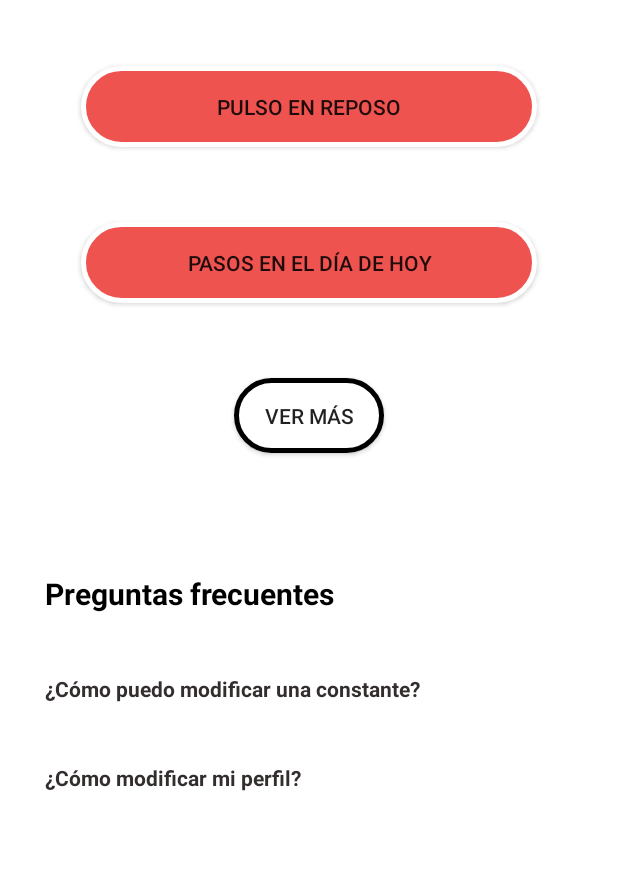
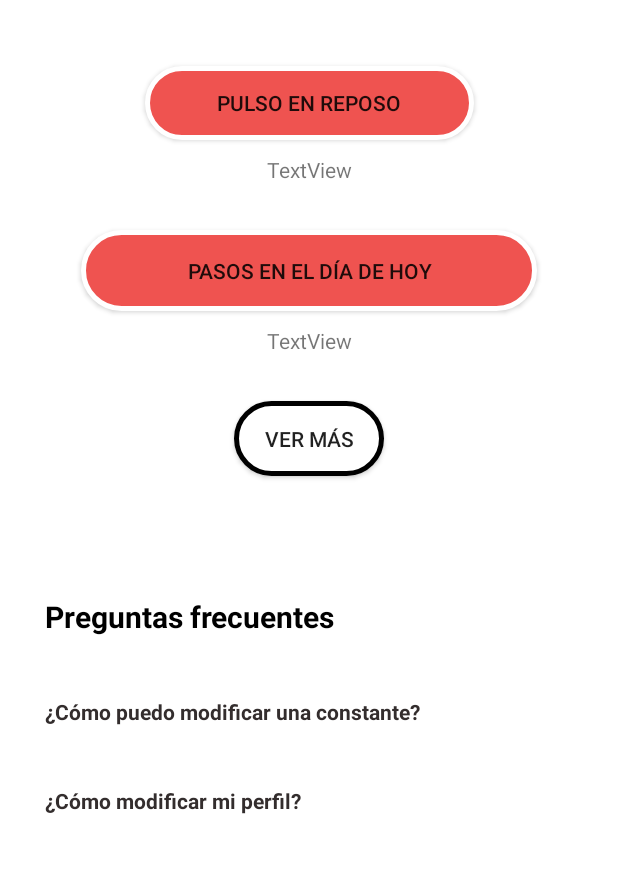
Before and after one commit to paucesagu/Constantes, an Android app: the screen it shows after launch (PaginaPrincipal), on a phone screen of 412 x 824 dp, the part 116-989 px from its top. Run offline under Robolectric (Android 15) with nearby library versions, the phone set to English and light mode, and no system bars; 1 statement that could not run was skipped.

Commit message:
intent pulso. Probar el push

```diff
--- a/app/src/main/java/com/example/constantes/PaginaPrincipal.kt
+++ b/app/src/main/java/com/example/constantes/PaginaPrincipal.kt
@@ -19,6 +19,9 @@ class PaginaPrincipal : AppCompatActivity() {
     private lateinit var pregunta2:TextView
     private lateinit var respuesta1: TextView
     private lateinit var respuesta2: TextView
+    private lateinit var pulso : TextView
+    private lateinit var pasos :  TextView
+
 
     override fun onCreate(savedInstanceState: Bundle?) {
         super.onCreate(savedInstanceState)
@@ -63,5 +66,9 @@ class PaginaPrincipal : AppCompatActivity() {
             }
         }
 
+        val intent = getIntent()
+        val valorPulso = intent.extras?.getInt("valorPulso")
+        pulso.text = valorPulso.toString()+" pulsaciones/minuto"
+
     }
 }
--- a/app/src/main/java/com/example/constantes/PulsoActivity.kt
+++ b/app/src/main/java/com/example/constantes/PulsoActivity.kt
@@ -34,12 +34,11 @@ class PulsoActivity : AppCompatActivity() {
         val valorPulso = pulso.text.toString()
         val rangoPulso = 15..350
         if(!valorPulso.isNullOrBlank() and (valorPulso.toInt() in rangoPulso)) {
-            val intent = Intent(this, PaginaPrincipal::class.java).apply{
-                startActivity(this)
+            val intent = Intent(this, PaginaPrincipal::class.java)
+            intent.putExtra("valorPulso", valorPulso)
+            startActivity(intent)
             }
 
-
-        }
         else{
             showAlert("El valor introducido está fuera de rango, debe estar entre 15 y 350")
         }
--- a/app/src/main/res/layout/activity_pagina_principal.xml
+++ b/app/src/main/res/layout/activity_pagina_principal.xml
@@ -41,8 +41,8 @@
 
         <Button
             android:id="@+id/buttonPulso"
-            android:layout_width="304dp"
-            android:layout_height="54dp"
+            android:layout_width="219dp"
+            android:layout_height="49dp"
             android:layout_marginStart="30dp"
             android:layout_marginTop="44dp"
             android:layout_marginEnd="30dp"
@@ -57,7 +57,7 @@
             android:layout_width="304dp"
             android:layout_height="54dp"
             android:layout_marginStart="30dp"
-            android:layout_marginTop="50dp"
+            android:layout_marginTop="60dp"
             android:layout_marginEnd="30dp"
             android:background="@drawable/bordes_redondos"
             android:text="Pasos en el día de hoy"
@@ -70,7 +70,7 @@
             android:layout_width="304dp"
             android:layout_height="54dp"
             android:layout_marginStart="30dp"
-            android:layout_marginTop="50dp"
+            android:layout_marginTop="60dp"
             android:layout_marginEnd="30dp"
             android:background="@drawable/bordes_redondos"
             android:text="Tensión arterial"
@@ -84,7 +84,7 @@
             android:layout_width="304dp"
             android:layout_height="54dp"
             android:layout_marginStart="30dp"
-            android:layout_marginTop="50dp"
+            android:layout_marginTop="60dp"
             android:layout_marginEnd="30dp"
             android:background="@drawable/bordes_redondos"
             android:text="Temperatura corporal"
@@ -98,7 +98,7 @@
             android:layout_width="100dp"
             android:layout_height="50dp"
             android:layout_marginStart="35dp"
-            android:layout_marginTop="50dp"
+            android:layout_marginTop="60dp"
             android:layout_marginEnd="35dp"
             android:background="@drawable/ver_mas"
             android:text="Ver más"
@@ -111,7 +111,7 @@
             android:layout_width="100dp"
             android:layout_height="50dp"
             android:layout_marginStart="35dp"
-            android:layout_marginTop="50dp"
+            android:layout_marginTop="60dp"
             android:layout_marginEnd="35dp"
             android:background="@drawable/ver_mas"
             android:text="Ver menos"
@@ -181,6 +181,30 @@
             app:layout_constraintStart_toStartOf="parent"
             app:layout_constraintTop_toBottomOf="@+id/respuesta2" />
 
+        <TextView
+            android:id="@+id/pulso"
+            android:layout_width="wrap_content"
+            android:layout_height="wrap_content"
+            android:layout_marginStart="30dp"
+            android:layout_marginTop="10dp"
+            android:layout_marginEnd="30dp"
+            android:text="TextView"
+            app:layout_constraintEnd_toEndOf="parent"
+            app:layout_constraintStart_toStartOf="parent"
+            app:layout_constraintTop_toBottomOf="@+id/buttonPulso" />
+
+        <TextView
+            android:id="@+id/pasos"
+            android:layout_width="wrap_content"
+            android:layout_height="wrap_content"
+            android:layout_marginStart="30dp"
+            android:layout_marginTop="10dp"
+            android:layout_marginEnd="30dp"
+            android:text="TextView"
+            app:layout_constraintEnd_toEndOf="parent"
+            app:layout_constraintStart_toStartOf="parent"
+            app:layout_constraintTop_toBottomOf="@+id/buttonPasos" />
+
     </androidx.constraintlayout.widget.ConstraintLayout>
 
 </ScrollView>
```
